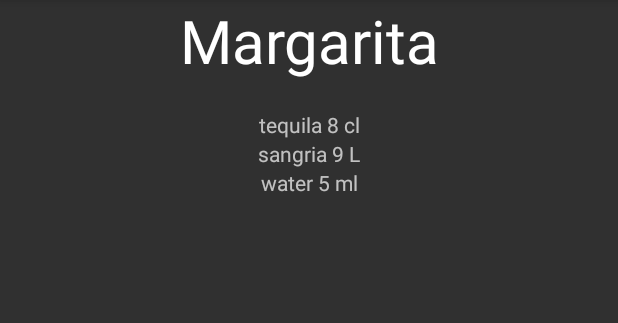
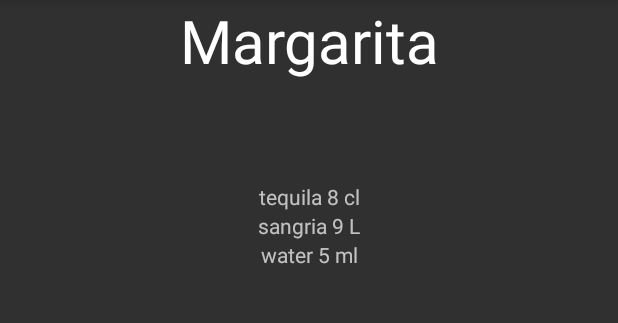
Before and after one commit to kungFuLambda/drinkStorer, an Android app: the screen it shows after launch (DisplayDrink), after a tap on "Margarita", on a phone screen of 412 x 824 dp, the part 84-407 px from its top. Run offline under Robolectric (Android 15) with nearby library versions, the light colour scheme and no system bars; our stand-ins replace Room's generated code.

Commit message:
layout updates

```diff
--- a/app/src/main/res/layout/activity_display_drink.xml
+++ b/app/src/main/res/layout/activity_display_drink.xml
@@ -1,32 +1,41 @@
 <?xml version="1.0" encoding="utf-8"?>
-<androidx.constraintlayout.widget.ConstraintLayout xmlns:android="http://schemas.android.com/apk/res/android"
+<RelativeLayout android:layout_width="match_parent"
+    android:layout_height="match_parent"
     xmlns:app="http://schemas.android.com/apk/res-auto"
+    tools:context=".DisplayDrink"
     xmlns:tools="http://schemas.android.com/tools"
-    android:layout_width="match_parent"
-    android:layout_height="match_parent"
-    tools:context=".DisplayDrink">
+    xmlns:android="http://schemas.android.com/apk/res/android">
 
     <TextView
         android:id="@+id/drink_name_header"
-        android:textSize="40dp"
-        android:textColor="@android:color/white"
-        android:textAlignment="center"
-        app:layout_constraintTop_toTopOf="parent"
-        app:layout_constraintStart_toStartOf="parent"
-        android:layout_width="match_parent"
-        android:layout_height="wrap_content"/>
-    <TextView
         android:layout_width="match_parent"
         android:layout_height="wrap_content"
+        android:textAlignment="center"
+        android:textColor="@android:color/white"
+        android:textSize="40dp"
+        app:layout_constraintStart_toStartOf="parent"
+        app:layout_constraintTop_toTopOf="parent" />
+
+    <TextView
         android:id="@+id/drink_description"
-        app:layout_constraintTop_toBottomOf="@id/drink_name_header"/>
+        android:layout_width="match_parent"
+        android:layout_height="wrap_content"
+        android:layout_below="@+id/drink_name_header"
+        android:layout_alignParentStart="true"
+        android:layout_marginTop="20dp"
+        android:layout_marginBottom="20dp"
+        android:textAlignment="center"
+        android:textSize="20dp"
+        app:layout_constraintTop_toTopOf="@+id/drink_name_header" />
+
     <LinearLayout
+
         android:textAlignment="center"
-        app:layout_constraintTop_toBottomOf="@id/drink_description"
+        android:layout_below="@id/drink_description"
         android:id="@+id/ingredients_drink_view"
         app:layout_constraintStart_toStartOf="parent"
         android:layout_width="match_parent"
         android:orientation="vertical"
         android:layout_height="wrap_content"
         />
-</androidx.constraintlayout.widget.ConstraintLayout>
+</RelativeLayout>
```
